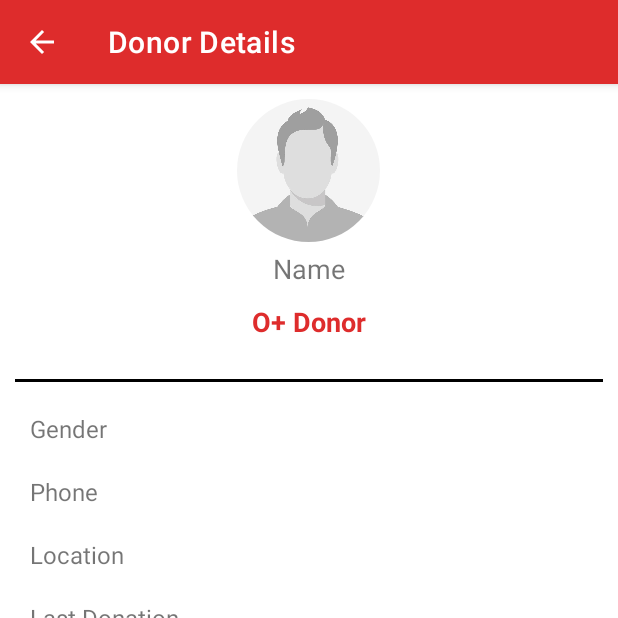
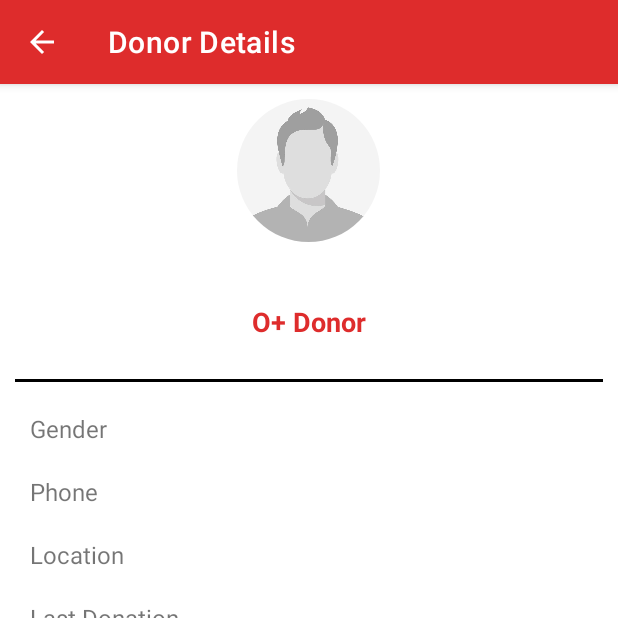
Before and after one commit to MeherajUlMahmmud/BloodDonationFirebase, an Android app: the UserProfileActivity screen opened directly, with no data from a screen before it, on a phone screen of 412 x 824 dp, the top half of it. Run offline under Robolectric (Android 15) with nearby library versions, the phone set to English and light mode, and no system bars; our stand-ins replace CircleImageView, Firebase (no records; nobody signed in at launch, a user with empty details on screens opened directly), Picasso; pictures from the network do not load; 6 statements that could not run were skipped.

Commit message:
Update UserProfileActivity.java

```diff
--- a/app/src/main/java/com/example/blooddonationfirebase/UserProfileActivity.java
+++ b/app/src/main/java/com/example/blooddonationfirebase/UserProfileActivity.java
@@ -28,7 +28,7 @@ public class UserProfileActivity extends AppCompatActivity {
     private TextView name_tv, bloodGroup_tv, available_tv, unavailable_tv, gender_tv, phone_tv, location_tv, lastDonation_tv;
     private Button call_btn;
 
-    private String id, bloodGroup, available, gender, phone, location, lastDonation;
+    private String id, name, bloodGroup, available, gender, phone, location, lastDonation;
 
     FirebaseFirestore db = FirebaseFirestore.getInstance();
     private ProgressDialog pd;
@@ -52,23 +52,19 @@ public class UserProfileActivity extends AppCompatActivity {
         pd.getWindow().setGravity(Gravity.CENTER);
         pd.show();
 
-        GoogleSignInAccount signInAccount = GoogleSignIn.getLastSignedInAccount(UserProfileActivity.this);
-        if (signInAccount != null) {
-            name_tv.setText(signInAccount.getDisplayName());
-            Uri personPhoto = signInAccount.getPhotoUrl();
-            Picasso.get().load(personPhoto).into(profile_iv);
-        }
-
         db.collection("profiles").document(id).get()
                 .addOnCompleteListener(task -> {
                     pd.dismiss();
 
+                    name = task.getResult().getString("name");
                     bloodGroup = task.getResult().getString("bloodGroup");
                     available = task.getResult().getString("available");
                     gender = task.getResult().getString("gender");
                     phone = task.getResult().getString("phone");
                     location = task.getResult().getString("location");
                     lastDonation = task.getResult().getString("lastDonation");
+
+                    name_tv.setText(name);
 
                     if(!bloodGroup.isEmpty()) {
                         bloodGroup_tv.setVisibility(View.VISIBLE);
```
